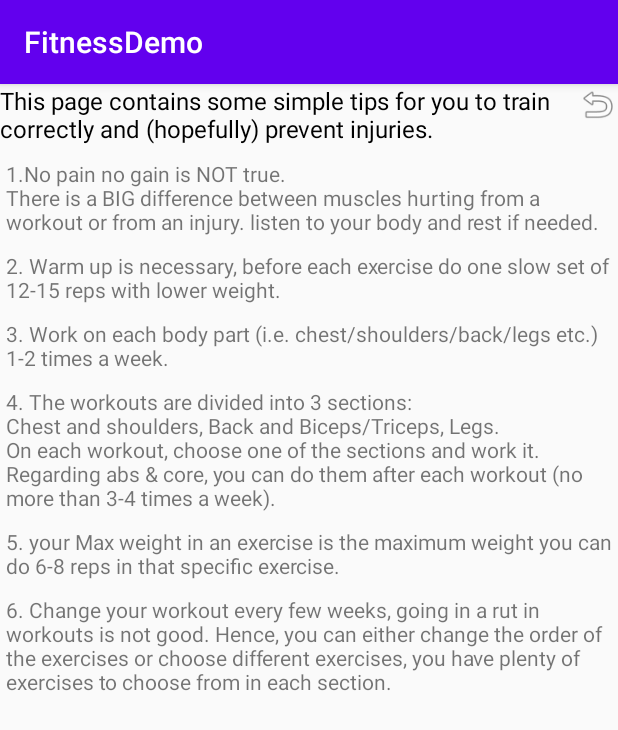
After one commit to ronamir1/FitnessDemo, an Android app: the NewHereActivity screen opened directly, with no data from a screen before it, on a phone screen of 412 x 824 dp. The commit adds this screen. Shown: the top 730 px of the screen. Run offline under Robolectric (Android 15) with nearby library versions, the phone set to English and light mode, and no system bars.

Commit message:
New activity for gym noobs

```diff
--- a/app/src/main/AndroidManifest.xml
+++ b/app/src/main/AndroidManifest.xml
@@ -9,7 +9,8 @@
         android:roundIcon="@mipmap/ic_launcher_round"
         android:supportsRtl="true"
         android:theme="@style/AppTheme">
-        <activity android:name=".MuscleGroupActivity"></activity>
+        <activity android:name=".NewHereActivity"></activity>
+        <activity android:name=".MuscleGroupActivity" />
         <activity android:name=".SquatActivity" />
         <activity android:name=".LegsActivity" />
         <activity android:name=".MainActivity">
@@ -19,7 +20,6 @@
                 <category android:name="android.intent.category.LAUNCHER" />
             </intent-filter>
         </activity>
-
     </application>
 
 </manifest>
--- a/app/src/main/java/com/example/fitnessdemo/MainActivity.java
+++ b/app/src/main/java/com/example/fitnessdemo/MainActivity.java
@@ -30,17 +30,10 @@ public class MainActivity extends AppCompatActivity {
             "It is OK to take a day off to rest and gather strength for the next workout"};
     Random rand = new Random();
 
-//    public void legsMain(View view) {
-//        Intent legsIntent = new Intent(getApplicationContext(), MuscleGroupActivity.class);
-//        legsIntent.putExtra("muscle group", 4);
-//        startActivity(legsIntent);
-//    }
-//
-//    public void absMain(View view) {
-//        Intent absIntent = new Intent(getApplicationContext(), MuscleGroupActivity.class);
-//        absIntent.putExtra("muscle group", 5);
-//        startActivity(absIntent);
-//    }
+    public void newHereActivity(View view){
+        Intent newIntent = new Intent(getApplicationContext(), NewHereActivity.class);
+        startActivity(newIntent);
+    }
 
     public void muscleGroupMain(View view) {
         Intent absIntent = new Intent(getApplicationContext(), MuscleGroupActivity.class);
--- /dev/null
+++ b/app/src/main/java/com/example/fitnessdemo/NewHereActivity.java
@@ -0,0 +1,23 @@
+package com.example.fitnessdemo;
+
+import androidx.appcompat.app.AppCompatActivity;
+
+import android.content.Intent;
+import android.os.Bundle;
+import android.view.View;
+import android.widget.TextView;
+
+public class NewHereActivity extends AppCompatActivity {
+
+    public void backToMain(View view) {
+        Intent mainIntent = new Intent(getApplicationContext(), MainActivity.class);
+        mainIntent.putExtra("start screen", 0);
+        startActivity(mainIntent);
+    }
+
+    @Override
+    protected void onCreate(Bundle savedInstanceState) {
+        super.onCreate(savedInstanceState);
+        setContentView(R.layout.activity_new_here);
+    }
+}
--- a/app/src/main/res/layout/activity_main.xml
+++ b/app/src/main/res/layout/activity_main.xml
@@ -39,25 +39,15 @@
             android:layout_weight="0"
             android:background="#2F989696">
 
-            <!--            <TextView-->
-            <!--                android:id="@+id/dailyTip"-->
-            <!--                android:layout_width="match_parent"-->
-            <!--                android:layout_height="match_parent"-->
-            <!--                android:layout_span="3"-->
-            <!--                android:layout_weight="1"-->
-            <!--                android:background="#56F15C"-->
-            <!--                android:text="Each row contains a workout, we recommend to start with the first muscle group ,then the second one.\n(left button then the right one)"-->
-            <!--                android:textColor="#000000"-->
-            <!--                android:textSize="16sp" />-->
-
-
             <TextView
                 android:id="@+id/textView3"
                 android:layout_width="wrap_content"
                 android:layout_height="wrap_content"
                 android:layout_span="1"
                 android:layout_weight=".7"
-                android:text="Choose your workout"
+                android:onClick="newHereActivity"
+                android:text="New to this? click here"
+                android:textColor="#000000"
                 android:textSize="25sp" />
 
 
--- /dev/null
+++ b/app/src/main/res/layout/activity_new_here.xml
@@ -0,0 +1,87 @@
+<?xml version="1.0" encoding="utf-8"?>
+<androidx.constraintlayout.widget.ConstraintLayout xmlns:android="http://schemas.android.com/apk/res/android"
+    xmlns:app="http://schemas.android.com/apk/res-auto"
+    xmlns:tools="http://schemas.android.com/tools"
+    android:layout_width="match_parent"
+    android:layout_height="match_parent"
+    tools:context=".NewHereActivity">
+
+    <TextView
+        android:id="@+id/msg"
+        android:layout_width="wrap_content"
+        android:layout_height="40dp"
+        android:text="This page contains some simple tips for you to train correctly and (hopefully) prevent injuries."
+        android:textColor="#000000"
+        android:textSize="16sp"
+        app:layout_constraintEnd_toStartOf="@+id/imageView"
+        app:layout_constraintHorizontal_bias="0"
+        app:layout_constraintStart_toStartOf="parent"
+        app:layout_constraintTop_toTopOf="parent" />
+
+    <ImageView
+        android:id="@+id/imageView"
+        android:layout_width="27dp"
+        android:layout_height="27dp"
+        android:onClick="backToMain"
+        app:layout_constraintEnd_toEndOf="parent"
+        app:layout_constraintTop_toTopOf="parent"
+        app:srcCompat="@android:drawable/ic_menu_revert" />
+
+    <ScrollView
+        android:layout_width="fill_parent"
+        android:layout_height="fill_parent"
+        android:layout_marginTop="40dp"
+        android:layout_marginLeft="4dp"
+        app:layout_constraintStart_toStartOf="parent"
+        app:layout_constraintTop_toBottomOf="@+id/msg">
+
+        <LinearLayout
+            android:layout_width="match_parent"
+            android:layout_height="wrap_content"
+            android:orientation="vertical">
+
+            <TextView
+                android:id="@+id/textView2"
+                android:layout_width="wrap_content"
+                android:layout_height="wrap_content"
+                android:layout_marginTop="10dp"
+                android:text="1.No pain no gain is NOT true.\nThere is a BIG difference between muscles hurting from a workout or from an injury. listen to your body and rest if needed." />
+
+            <TextView
+                android:id="@+id/textView4"
+                android:layout_width="wrap_content"
+                android:layout_height="wrap_content"
+                android:layout_marginTop="10dp"
+                android:text="2. Warm up is necessary, before each exercise do one slow set of 12-15 reps with lower weight." />
+
+            <TextView
+                android:id="@+id/textView5"
+                android:layout_width="wrap_content"
+                android:layout_height="wrap_content"
+                android:layout_marginTop="10dp"
+                android:text="3. Work on each body part (i.e. chest/shoulders/back/legs etc.) 1-2 times a week." />
+
+            <TextView
+                android:id="@+id/textView6"
+                android:layout_width="wrap_content"
+                android:layout_height="wrap_content"
+                android:layout_marginTop="10dp"
+                android:text="4. The workouts are divided into 3 sections:\nChest and shoulders, Back and Biceps/Triceps, Legs.\nOn each workout, choose one of the sections and work it.\nRegarding abs &amp; core, you can do them after each workout (no more than 3-4 times a week)." />
+
+            <TextView
+                android:id="@+id/textView7"
+                android:layout_width="wrap_content"
+                android:layout_height="wrap_content"
+                android:layout_marginTop="10dp"
+                android:text="5. your Max weight in an exercise is the maximum weight you can do 6-8 reps in that specific exercise." />
+
+            <TextView
+                android:id="@+id/textView8"
+                android:layout_width="wrap_content"
+                android:layout_height="wrap_content"
+                android:layout_marginTop="10dp"
+                android:text="6. Change your workout every few weeks, going in a rut in workouts is not good. Hence, you can either change the order of the exercises or choose different exercises, you have plenty of exercises to choose from in each section." />
+
+        </LinearLayout>
+    </ScrollView>
+</androidx.constraintlayout.widget.ConstraintLayout>
```
